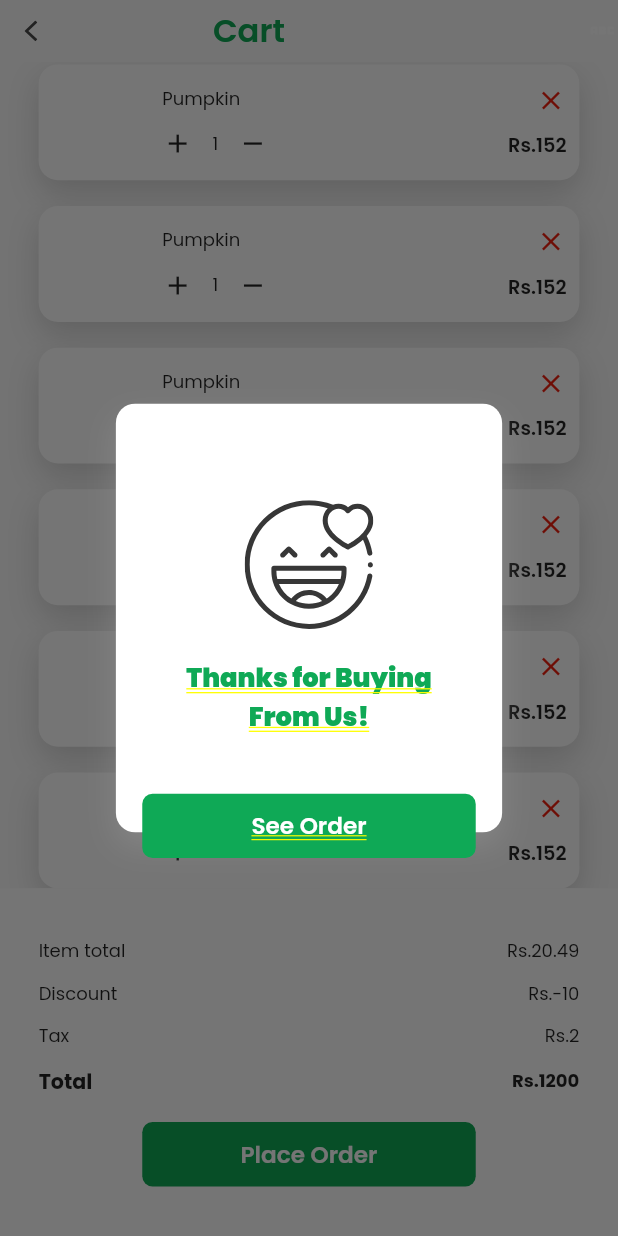
After one commit to LankaniDeSilva/grocery-app, a Flutter app: the Cart screen opened directly, scrolled down 442 dp, after a tap on "Place Order", on a phone screen of 412 x 824 dp. The commit adds this screen. Run offline on Flutter 3.47's test engine with Material 2 defaults, Android fonts, the phone set to English and light mode, and no system bars; our stand-ins replace animate_do, awesome_dialog, cloud_firestore, firebase_auth, firebase_core, firebase_storage and 6 more; accounts and stored records are empty; network calls fail.

Commit message:
View Item UI, Cart UI, Profile UI, Show Dialog UI

```diff
--- /dev/null
+++ b/lib/custom_widgets/back_btn.dart
@@ -0,0 +1,18 @@
+import 'package:flutter/material.dart';
+import 'package:flutter_svg/svg.dart';
+
+import '../utils/assets_constants.dart';
+
+class BackBtn extends StatelessWidget {
+  const BackBtn({
+    Key? key,
+  }) : super(key: key);
+
+  @override
+  Widget build(BuildContext context) {
+    return IconButton(
+      icon: SvgPicture.asset(AssetsContants.backIcon),
+      onPressed: () => Navigator.of(context).pop(),
+    );
+  }
+}
--- a/lib/custom_widgets/custom-button.dart
+++ b/lib/custom_widgets/custom-button.dart
@@ -20,7 +20,7 @@ class CustomButton extends StatelessWidget {
   Widget build(BuildContext context) {
     return IgnorePointer(
       ignoring: isLoading,
-      child: InkWell(
+      child: GestureDetector(
         onTap: onTap,
         child: Container(
           alignment: Alignment.center,
--- a/lib/custom_widgets/custom_text.dart
+++ b/lib/custom_widgets/custom_text.dart
@@ -9,6 +9,7 @@ class CustomText extends StatelessWidget {
     this.fontSize = 15.0,
     this.fontWeight,
     this.color,
+    this.overflow,
   }) : super(key: key);
 
   final String text;
@@ -16,6 +17,7 @@ class CustomText extends StatelessWidget {
   final double fontSize;
   final FontWeight? fontWeight;
   final Color? color;
+  final TextOverflow? overflow;
 
   @override
   Widget build(BuildContext context) {
@@ -27,6 +29,7 @@ class CustomText extends StatelessWidget {
         fontWeight: fontWeight,
         color: color,
       ),
+      overflow: overflow,
     );
   }
 }
--- /dev/null
+++ b/lib/screens/main/cart/cart.dart
@@ -0,0 +1,195 @@
+import 'package:animate_do/animate_do.dart';
+import 'package:flutter/material.dart';
+import 'package:flutter_svg/flutter_svg.dart';
+
+import 'package:grocery_app/custom_widgets/back_btn.dart';
+import 'package:grocery_app/custom_widgets/custom-button.dart';
+import 'package:grocery_app/screens/main/cart/widgets/cart_tile.dart';
+import 'package:grocery_app/utils/assets_constants.dart';
+
+import '../../../custom_widgets/custom_text.dart';
+import '../../../utils/app_colors.dart';
+import '../../../utils/size_config.dart';
+
+class Cart extends StatefulWidget {
+  const Cart({Key? key}) : super(key: key);
+
+  @override
+  State<Cart> createState() => _CartState();
+}
+
+class _CartState extends State<Cart> {
+  @override
+  Widget build(BuildContext context) {
+    return Scaffold(
+      body: SafeArea(
+        child: Column(
+          children: [
+            Row(
+              mainAxisAlignment: MainAxisAlignment.spaceBetween,
+              children: const [
+                BackBtn(),
+                CustomText(
+                  text: "Cart",
+                  fontSize: 25.0,
+                  fontWeight: FontWeight.w600,
+                  color: AppColors.primaryColor,
+                ),
+                SizedBox(height: 28),
+                Icon(
+                  Icons.abc,
+                  color: AppColors.kWhite,
+                )
+              ],
+            ),
+            Expanded(
+              child: ListView.separated(
+                  itemBuilder: (context, index) {
+                    return const CardTile();
+                  },
+                  separatorBuilder: (context, index) => const SizedBox(
+                        height: 20,
+                      ),
+                  itemCount: 10),
+            )
+          ],
+        ),
+      ),
+      bottomNavigationBar: Container(
+        height: 270,
+        width: SizeConfig.getWidth(context),
+        padding: const EdgeInsets.symmetric(horizontal: 30),
+        color: AppColors.kWhite,
+        child: Column(
+          mainAxisAlignment: MainAxisAlignment.center,
+          children: [
+            const CartAmountRow(
+              text: 'Item total',
+              amount: '20.49',
+            ),
+            const CartAmountRow(
+              text: 'Discount',
+              amount: '-10',
+            ),
+            const CartAmountRow(
+              text: 'Tax',
+              amount: '2',
+            ),
+            Row(
+              mainAxisAlignment: MainAxisAlignment.spaceBetween,
+              children: const [
+                CustomText(
+                  text: 'Total',
+                  fontSize: 16,
+                  fontWeight: FontWeight.bold,
+                ),
+                CustomText(
+                  text: 'Rs.1200',
+                  fontSize: 14,
+                  fontWeight: FontWeight.bold,
+                ),
+              ],
+            ),
+            const SizedBox(height: 20),
+            CustomButton(
+              text: 'Place Order',
+              onTap: () {
+                showDialog(
+                  context: context,
+                  builder: (context) {
+                    return const DialogBoxContainer();
+                  },
+                );
+              },
+            ),
+          ],
+        ),
+      ),
+    );
+  }
+}
+
+class DialogBoxContainer extends StatelessWidget {
+  const DialogBoxContainer({
+    Key? key,
+  }) : super(key: key);
+
+  @override
+  Widget build(BuildContext context) {
+    return ElasticIn(
+      child: Column(
+        mainAxisAlignment: MainAxisAlignment.center,
+        children: [
+          Stack(
+            alignment: Alignment.center,
+            clipBehavior: Clip.none,
+            children: [
+              Container(
+                width: 300,
+                height: 333,
+                decoration: BoxDecoration(
+                  borderRadius: BorderRadius.circular(15),
+                  color: AppColors.kWhite,
+                  boxShadow: [
+                    BoxShadow(
+                      offset: const Offset(0, 10),
+                      blurRadius: 20,
+                      color: AppColors.kAsh.withOpacity(0.4),
+                    )
+                  ],
+                ),
+                child: Column(
+                  mainAxisAlignment: MainAxisAlignment.center,
+                  children: [
+                    SvgPicture.asset(AssetsContants.dialogIcon),
+                    const SizedBox(height: 23),
+                    const CustomText(
+                      textAlign: TextAlign.center,
+                      text: 'Thanks for Buying\nFrom Us!',
+                      color: AppColors.primaryColor,
+                      fontSize: 20,
+                    )
+                  ],
+                ),
+              ),
+              Positioned(
+                  bottom: -20,
+                  child: CustomButton(text: 'See Order', onTap: () {}))
+            ],
+          ),
+        ],
+      ),
+    );
+  }
+}
+
+class CartAmountRow extends StatelessWidget {
+  const CartAmountRow({
+    Key? key,
+    required this.text,
+    required this.amount,
+  }) : super(key: key);
+
+  final String text;
+  final String amount;
+
+  @override
+  Widget build(BuildContext context) {
+    return Padding(
+      padding: const EdgeInsets.only(bottom: 12),
+      child: Row(
+        mainAxisAlignment: MainAxisAlignment.spaceBetween,
+        children: [
+          CustomText(
+            text: text,
+            fontSize: 14,
+          ),
+          CustomText(
+            text: 'Rs.${amount}',
+            fontSize: 14,
+          ),
+        ],
+      ),
+    );
+  }
+}
--- /dev/null
+++ b/lib/screens/main/cart/widgets/cart_tile.dart
@@ -0,0 +1,91 @@
+import 'package:flutter/material.dart';
+import 'package:grocery_app/custom_widgets/custom_text.dart';
+import 'package:grocery_app/utils/app_colors.dart';
+import 'package:grocery_app/utils/assets_constants.dart';
+import 'package:grocery_app/utils/size_config.dart';
+
+class CardTile extends StatefulWidget {
+  const CardTile({Key? key}) : super(key: key);
+
+  @override
+  State<CardTile> createState() => _CardTileState();
+}
+
+class _CardTileState extends State<CardTile> {
+  @override
+  Widget build(BuildContext context) {
+    return Container(
+      margin: const EdgeInsets.symmetric(horizontal: 30),
+      height: 90,
+      padding: const EdgeInsets.all(10),
+      width: SizeConfig.getWidth(context),
+      decoration: BoxDecoration(
+        borderRadius: BorderRadius.circular(15),
+        color: AppColors.kWhite,
+        boxShadow: [
+          BoxShadow(
+            offset: const Offset(0, 10),
+            blurRadius: 20,
+            color: AppColors.kAsh.withOpacity(0.4),
+          )
+        ],
+      ),
+      child: Row(
+        mainAxisAlignment: MainAxisAlignment.spaceBetween,
+        children: [
+          Row(
+            children: [
+              ClipRRect(
+                borderRadius: BorderRadius.circular(15),
+                child: Image.network(
+                  AssetsContants.dummyImagePath,
+                  width: 70,
+                  height: 70,
+                  fit: BoxFit.fill,
+                ),
+              ),
+              const SizedBox(width: 16),
+              Column(
+                mainAxisAlignment: MainAxisAlignment.spaceAround,
+                crossAxisAlignment: CrossAxisAlignment.start,
+                children: [
+                  const CustomText(
+                    text: "Pumpkin",
+                    fontSize: 14,
+                  ),
+                  Row(
+                    children: const [
+                      Icon(Icons.add),
+                      SizedBox(width: 15),
+                      CustomText(
+                        text: '1',
+                        fontSize: 14,
+                      ),
+                      SizedBox(width: 15),
+                      Icon(Icons.remove),
+                    ],
+                  ),
+                ],
+              ),
+            ],
+          ),
+          Column(
+            mainAxisAlignment: MainAxisAlignment.spaceAround,
+            crossAxisAlignment: CrossAxisAlignment.end,
+            children: const [
+              Icon(
+                Icons.close,
+                color: AppColors.KRed,
+              ),
+              CustomText(
+                text: 'Rs.152',
+                fontSize: 15,
+                fontWeight: FontWeight.w600,
+              )
+            ],
+          )
+        ],
+      ),
+    );
+  }
+}
--- a/lib/utils/app_colors.dart
+++ b/lib/utils/app_colors.dart
@@ -9,4 +9,7 @@ class AppColors {
   static const kAsh = Color(0xFF9B9B9B);
   static const KRed = Color(0xFFF01F0E);
   static const lightGreen = Color(0xFF0FA956);
+  static const ashBorder = Color(0xFFC4C4C4);
+  static const darkGreen = Color(0xff2E6C00);
+  static const profileEmail = Color(0xff7085C3);
 }
--- a/lib/utils/assets_constants.dart
+++ b/lib/utils/assets_constants.dart
@@ -1,5 +1,9 @@
 class AssetsContants {
   //-----------Store Constant Assets-----
+
+  //-----------dumhmy image path
+  static const dummyImagePath =
+      'https://img.freepik.com/free-photo/healthy-vegetables-wooden-table_1150-38014.jpg?w=2000';
 
   // main path
   static const imagePath = 'assets/images/';
@@ -7,6 +11,7 @@ class AssetsContants {
 
   //assets images
   static const logo = '${imagePath}logo.png';
+  static const profileplaceholder = '${imagePath}profile_placeholder.svg';
 
   //assets icons
   static const googleIcon = '${iconPath}google-icons.svg';
@@ -17,4 +22,6 @@ class AssetsContants {
   static const profileIcon = '${iconPath}profile-icon.svg';
   static const menuIcon = '${iconPath}menu-icon.svg';
   static const cartIcon = '${iconPath}cart-icon.svg';
+  static const backIcon = '${iconPath}back-icon.svg';
+  static const dialogIcon = '${iconPath}dialog-icon.svg';
 }
--- /dev/null
+++ b/lib/utils/size_config.dart
@@ -0,0 +1,11 @@
+import 'package:flutter/cupertino.dart';
+
+class SizeConfig {
+  //---------get the screen height
+  static double getHeight(BuildContext context) =>
+      MediaQuery.of(context).size.height;
+
+  //---------get the screen width
+  static double getWidth(BuildContext context) =>
+      MediaQuery.of(context).size.width;
+}
```
Also changed, not shown: lib/providers/home/product_provider.dart (+25 -0 lines), lib/screens/main/home/home.dart (+7 -5 lines), lib/screens/main/home/widgets/products_grid.dart (+12 -1 lines), lib/screens/main/product_details/product_details.dart (added, +143 -0 lines), lib/screens/main/product_details/widget/counter_section.dart (added, +36 -0 lines), lib/screens/main/product_details/widget/related_product_type.dart (added, +78 -0 lines), lib/screens/main/profile/profile.dart (+44 -10 lines), assets/icons/back-icon.svg (added), assets/icons/dialog-icon.svg (added), assets/images/profile_placeholder.svg (added).
